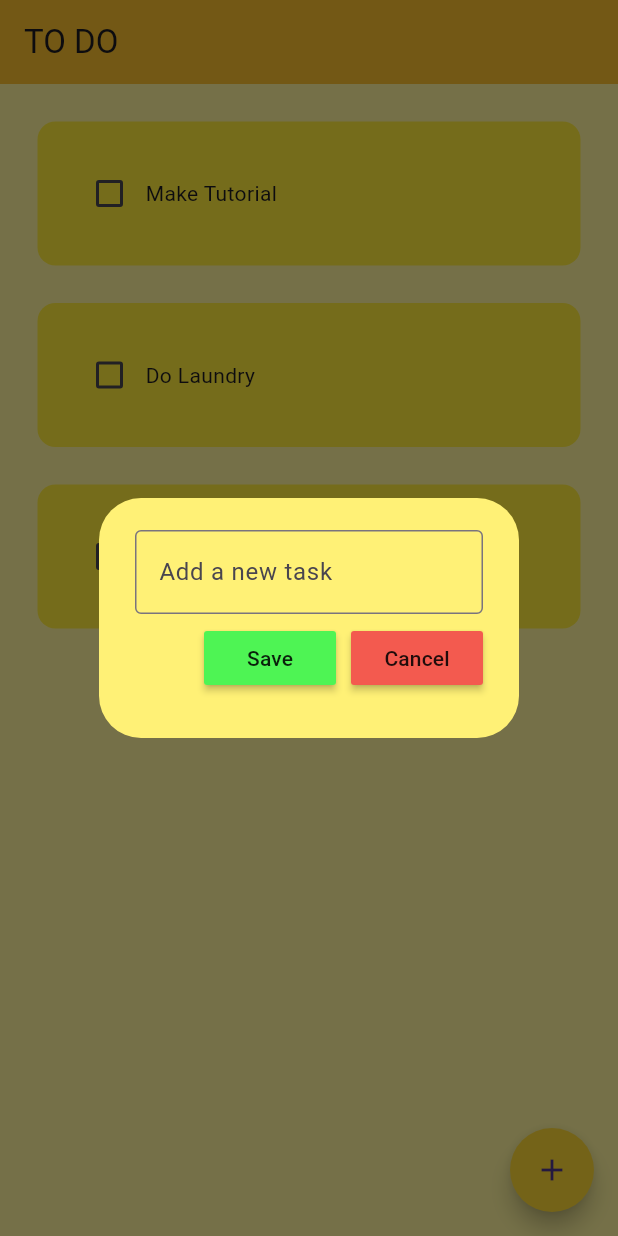
After one commit to TomatoCakePasta/flutter_todo_app, a Flutter app: the screen it shows after launch, after a tap on the "add" icon, on a phone screen of 412 x 824 dp. The commit adds this screen. Run offline on Flutter 3.47's test engine with Material 3 defaults, Android fonts, the phone set to English and light mode, and no system bars.

Commit message:
実装:タスク作成ダイアログのUI

```diff
--- a/lib/pages/home_page.dart
+++ b/lib/pages/home_page.dart
@@ -1,4 +1,5 @@
 import 'package:flutter/material.dart';
+import '../util/dialog_box.dart';
 import '../util/todo_tile.dart';
 
 class HomePage extends StatefulWidget {
@@ -9,6 +10,9 @@ class HomePage extends StatefulWidget {
 }
 
 class _HomePageState extends State<HomePage> {
+  // text controller
+  final _controller = TextEditingController();
+
   // list of todo tasks
   List toDoList = [
     ["Make Tutorial", false],
@@ -23,6 +27,18 @@ class _HomePageState extends State<HomePage> {
     });
   }
 
+  // create a new task
+  void createNewTask() {
+    showDialog(
+      context: context,
+      builder: (context) {
+        return DialogBox(
+          controller: _controller,
+        );
+      },
+    );
+  }
+
   @override
   Widget build(BuildContext context) {
     return Scaffold(
@@ -31,6 +47,12 @@ class _HomePageState extends State<HomePage> {
         title: Text('TO DO'),
         backgroundColor: Colors.yellow[700],
         elevation: 0,
+      ),
+      floatingActionButton: FloatingActionButton(
+        onPressed: createNewTask,
+        child: Icon(Icons.add),
+        shape: CircleBorder(),
+        backgroundColor: Colors.yellow[600],
       ),
       body: ListView.builder(
         itemCount: toDoList.length,
--- /dev/null
+++ b/lib/util/dialog_box.dart
@@ -0,0 +1,44 @@
+import 'package:flutter/material.dart';
+import 'package:flutter_todo_app/util/my_button.dart';
+
+class DialogBox extends StatelessWidget {
+  final controller;
+  const DialogBox({super.key, required this.controller,});
+
+  @override
+  Widget build(BuildContext context) {
+    return AlertDialog(
+      backgroundColor: Colors.yellow[300],
+      content: Container(
+        height: 120,
+        child: Column(
+          mainAxisAlignment: MainAxisAlignment.spaceEvenly,
+          children: [
+            // get user input
+            TextField(
+              controller: controller,
+              decoration: InputDecoration(
+                hintText: "Add a new task",
+                border: OutlineInputBorder(),
+              ),
+            ),
+
+            // buttons -> save and cancel
+            Row(
+              mainAxisAlignment: MainAxisAlignment.end,
+              children: [
+                // save button
+                MyButton(text: "Save", onPressed: (){}, color: const Color.fromARGB(255, 78, 244, 84)),
+
+                const SizedBox(width: 10),
+
+                // cancel button
+                MyButton(text: "Cancel", onPressed: (){}, color: const Color.fromARGB(255, 243, 90, 79)),
+              ],
+            ),
+          ]
+        )
+      ),
+    );
+  }
+}
--- /dev/null
+++ b/lib/util/my_button.dart
@@ -0,0 +1,22 @@
+import 'package:flutter/material.dart';
+class MyButton extends StatelessWidget {
+  final String text;
+  final VoidCallback onPressed;
+  final Color color;
+
+  MyButton({
+    super.key,
+    required this.text,
+    required this.onPressed,
+    required this.color,
+  });
+
+  @override
+  Widget build(BuildContext context) {
+    return MaterialButton(
+      onPressed: onPressed,
+      color: color,
+      child: Text(text),
+    );
+  }
+}
```
